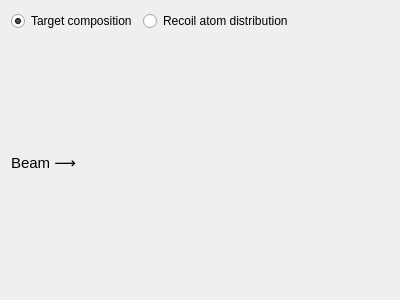
Old version of the form ui_files/ui_target_widget.ui in the repository JYU-IBA/potku.
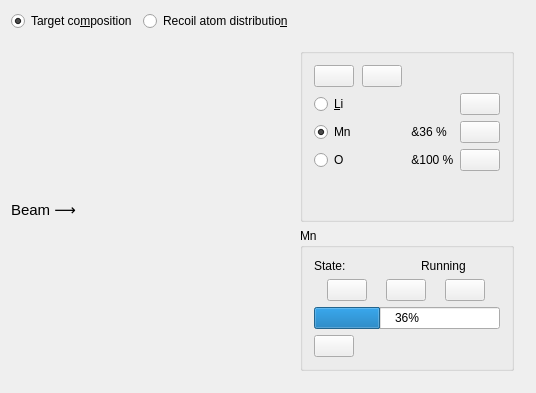
New version of the form. Icons and pictures are not drawn.

Commit message:
Created recoil view
Added a view for a user to add and remove elements, view simulations' state and
progress and start and stop simulation.

What changed in the file:
```diff
--- a/ui_files/ui_target_widget.ui
+++ b/ui_files/ui_target_widget.ui
@@ -6,8 +6,8 @@
    <rect>
     <x>0</x>
     <y>0</y>
-    <width>400</width>
-    <height>300</height>
+    <width>536</width>
+    <height>393</height>
    </rect>
   </property>
   <property name="windowTitle">
@@ -22,7 +22,7 @@
      <item>
       <widget class="QRadioButton" name="targetRadioButton">
        <property name="text">
-        <string>Target composition</string>
+        <string>Target co&amp;mposition</string>
        </property>
        <property name="checked">
         <bool>true</bool>
@@ -32,7 +32,7 @@
      <item>
       <widget class="QRadioButton" name="recoilRadioButton">
        <property name="text">
-        <string>Recoil atom distribution</string>
+        <string>Recoil atom distributio&amp;n</string>
        </property>
       </widget>
      </item>
@@ -78,6 +78,430 @@
        </property>
       </widget>
      </item>
+     <item>
+      <widget class="QWidget" name="recoil_list_widget" native="true">
+       <layout class="QVBoxLayout" name="recoil_layout">
+        <item>
+         <widget class="QGroupBox" name="groupBox">
+          <property name="title">
+           <string/>
+          </property>
+          <property name="alignment">
+           <set>Qt::AlignLeading|Qt::AlignLeft|Qt::AlignTop</set>
+          </property>
+          <layout class="QGridLayout" name="gridLayout">
+           <item row="1" column="1">
+            <widget class="QLabel" name="label_4">
+             <property name="sizePolicy">
+              <sizepolicy hsizetype="Preferred" vsizetype="Preferred">
+               <horstretch>0</horstretch>
+               <verstretch>0</verstretch>
+              </sizepolicy>
+             </property>
+             <property name="maximumSize">
+              <size>
+               <width>16</width>
+               <height>16</height>
+              </size>
+             </property>
+             <property name="toolTip">
+              <string>Error</string>
+             </property>
+             <property name="text">
+              <string/>
+             </property>
+             <property name="pixmap">
+              <pixmap>../ui_icons/reinhardt/messagebox_warning.svg</pixmap>
+             </property>
+             <property name="scaledContents">
+              <bool>true</bool>
+             </property>
+            </widget>
+           </item>
+           <item row="3" column="1">
+            <widget class="QLabel" name="label_3">
+             <property name="sizePolicy">
+              <sizepolicy hsizetype="Preferred" vsizetype="Preferred">
+               <horstretch>0</horstretch>
+               <verstretch>0</verstretch>
+              </sizepolicy>
+             </property>
+             <property name="maximumSize">
+              <size>
+               <width>16</width>
+               <height>16</height>
+              </size>
+             </property>
+             <property name="toolTip">
+              <string>Finished</string>
+             </property>
+             <property name="text">
+              <string/>
+             </property>
+             <property name="pixmap">
+              <pixmap>../ui_icons/reinhardt/ok.svg</pixmap>
+             </property>
+             <property name="scaledContents">
+              <bool>true</bool>
+             </property>
+            </widget>
+           </item>
+           <item row="4" column="0">
+            <spacer name="verticalSpacer">
+             <property name="orientation">
+              <enum>Qt::Vertical</enum>
+             </property>
+             <property name="sizeHint" stdset="0">
+              <size>
+               <width>20</width>
+               <height>40</height>
+              </size>
+             </property>
+            </spacer>
+           </item>
+           <item row="2" column="1">
+            <widget class="QLabel" name="label_2">
+             <property name="maximumSize">
+              <size>
+               <width>16</width>
+               <height>16</height>
+              </size>
+             </property>
+             <property name="toolTip">
+              <string>Running</string>
+             </property>
+             <property name="text">
+              <string/>
+             </property>
+             <property name="pixmap">
+              <pixmap>../ui_icons/reinhardt/1rightarrow.svg</pixmap>
+             </property>
+             <property name="scaledContents">
+              <bool>true</bool>
+             </property>
+            </widget>
+           </item>
+           <item row="1" column="2">
+            <widget class="QLabel" name="label_6">
+             <property name="text">
+              <string/>
+             </property>
+            </widget>
+           </item>
+           <item row="3" column="2">
+            <widget class="QLabel" name="label_7">
+             <property name="text">
+              <string> &amp;100 %</string>
+             </property>
+            </widget>
+           </item>
+           <item row="1" column="0">
+            <widget class="QRadioButton" name="radioButton_2">
+             <property name="text">
+              <string>&amp;Li</string>
+             </property>
+            </widget>
+           </item>
+           <item row="2" column="0">
+            <widget class="QRadioButton" name="radioButton">
+             <property name="text">
+              <string>Mn</string>
+             </property>
+             <property name="checked">
+              <bool>true</bool>
+             </property>
+            </widget>
+           </item>
+           <item row="3" column="0">
+            <widget class="QRadioButton" name="radioButton_3">
+             <property name="text">
+              <string>O</string>
+             </property>
+            </widget>
+           </item>
+           <item row="2" column="3">
+            <widget class="QPushButton" name="pushButton_2">
+             <property name="sizePolicy">
+              <sizepolicy hsizetype="Fixed" vsizetype="Fixed">
+               <horstretch>0</horstretch>
+               <verstretch>0</verstretch>
+              </sizepolicy>
+             </property>
+             <property name="toolTip">
+              <string>Settings</string>
+             </property>
+             <property name="text">
+              <string/>
+             </property>
+             <property name="icon">
+              <iconset>
+               <normaloff>../ui_icons/reinhardt/gear.svg</normaloff>../ui_icons/reinhardt/gear.svg</iconset>
+             </property>
+             <property name="autoDefault">
+              <bool>false</bool>
+             </property>
+             <property name="default">
+              <bool>false</bool>
+             </property>
+             <property name="flat">
+              <bool>false</bool>
+             </property>
+            </widget>
+           </item>
+           <item row="1" column="3">
+            <widget class="QPushButton" name="pushButton">
+             <property name="sizePolicy">
+              <sizepolicy hsizetype="Fixed" vsizetype="Fixed">
+               <horstretch>0</horstretch>
+               <verstretch>0</verstretch>
+              </sizepolicy>
+             </property>
+             <property name="toolTip">
+              <string>Settings</string>
+             </property>
+             <property name="text">
+              <string/>
+             </property>
+             <property name="icon">
+              <iconset>
+               <normaloff>../ui_icons/reinhardt/gear.svg</normaloff>../ui_icons/reinhardt/gear.svg</iconset>
+             </property>
+             <property name="autoDefault">
+              <bool>false</bool>
+             </property>
+             <property name="default">
+              <bool>false</bool>
+             </property>
+             <property name="flat">
+              <bool>false</bool>
+             </property>
+            </widget>
+           </item>
+           <item row="3" column="3">
+            <widget class="QPushButton" name="pushButton_3">
+             <property name="sizePolicy">
+              <sizepolicy hsizetype="Fixed" vsizetype="Fixed">
+               <horstretch>0</horstretch>
+               <verstretch>0</verstretch>
+              </sizepolicy>
+             </property>
+             <property name="toolTip">
+              <string>Settings</string>
+             </property>
+             <property name="text">
+              <string/>
+             </property>
+             <property name="icon">
+              <iconset>
+               <normaloff>../ui_icons/reinhardt/gear.svg</normaloff>../ui_icons/reinhardt/gear.svg</iconset>
+             </property>
+             <property name="autoDefault">
+              <bool>false</bool>
+             </property>
+             <property name="default">
+              <bool>false</bool>
+             </property>
+             <property name="flat">
+              <bool>false</bool>
+             </property>
+            </widget>
+           </item>
+           <item row="2" column="2">
+            <widget class="QLabel" name="label_5">
+             <property name="text">
+              <string> &amp;36 %</string>
+             </property>
+            </widget>
+           </item>
+           <item row="0" column="0">
+            <widget class="QPushButton" name="pushButton_8">
+             <property name="sizePolicy">
+              <sizepolicy hsizetype="Fixed" vsizetype="Fixed">
+               <horstretch>0</horstretch>
+               <verstretch>0</verstretch>
+              </sizepolicy>
+             </property>
+             <property name="toolTip">
+              <string>Add element</string>
+             </property>
+             <property name="text">
+              <string/>
+             </property>
+             <property name="icon">
+              <iconset>
+               <normaloff>../ui_icons/reinhardt/edit_add.svg</normaloff>../ui_icons/reinhardt/edit_add.svg</iconset>
+             </property>
+            </widget>
+           </item>
+           <item row="0" column="1">
+            <widget class="QPushButton" name="pushButton_9">
+             <property name="toolTip">
+              <string>Remove element</string>
+             </property>
+             <property name="text">
+              <string/>
+             </property>
+             <property name="icon">
+              <iconset>
+               <normaloff>../ui_icons/reinhardt/delete.svg</normaloff>../ui_icons/reinhardt/delete.svg</iconset>
+             </property>
+            </widget>
+           </item>
+          </layout>
+         </widget>
+        </item>
+        <item>
+         <widget class="QGroupBox" name="groupBox_2">
+          <property name="title">
+           <string>Mn</string>
+          </property>
+          <property name="alignment">
+           <set>Qt::AlignLeading|Qt::AlignLeft|Qt::AlignTop</set>
+          </property>
+          <layout class="QVBoxLayout" name="verticalLayout_3">
+           <item>
+            <layout class="QHBoxLayout" name="horizontalLayout_3">
+             <item>
+              <widget class="QLabel" name="label_8">
+               <property name="text">
+                <string>State:</string>
+               </property>
+              </widget>
+             </item>
+             <item>
+              <widget class="QLabel" name="label_10">
+               <property name="maximumSize">
+                <size>
+                 <width>16</width>
+                 <height>16</height>
+                </size>
+               </property>
+               <property name="toolTip">
+                <string/>
+               </property>
+               <property name="text">
+                <string/>
+               </property>
+               <property name="pixmap">
+                <pixmap>../ui_icons/reinhardt/1rightarrow.svg</pixmap>
+               </property>
+               <property name="scaledContents">
+                <bool>true</bool>
+               </property>
+              </widget>
+             </item>
+             <item>
+              <widget class="QLabel" name="label_9">
+               <property name="text">
+                <string>Running</string>
+               </property>
+              </widget>
+             </item>
+            </layout>
+           </item>
+           <item>
+            <layout class="QHBoxLayout" name="horizontalLayout_4">
+             <item>
+              <widget class="QPushButton" name="pushButton_4">
+               <property name="sizePolicy">
+                <sizepolicy hsizetype="Fixed" vsizetype="Fixed">
+                 <horstretch>0</horstretch>
+                 <verstretch>0</verstretch>
+                </sizepolicy>
+               </property>
+               <property name="toolTip">
+                <string>Start simulation</string>
+               </property>
+               <property name="text">
+                <string/>
+               </property>
+               <property name="icon">
+                <iconset>
+                 <normaloff>../ui_icons/reinhardt/player_play.svg</normaloff>../ui_icons/reinhardt/player_play.svg</iconset>
+               </property>
+              </widget>
+             </item>
+             <item>
+              <widget class="QPushButton" name="pushButton_5">
+               <property name="sizePolicy">
+                <sizepolicy hsizetype="Fixed" vsizetype="Fixed">
+                 <horstretch>0</horstretch>
+                 <verstretch>0</verstretch>
+                </sizepolicy>
+               </property>
+               <property name="toolTip">
+                <string>Pause simulation</string>
+               </property>
+               <property name="text">
+                <string/>
+               </property>
+               <property name="icon">
+                <iconset>
+                 <normaloff>../ui_icons/reinhardt/player_pause.svg</normaloff>../ui_icons/reinhardt/player_pause.svg</iconset>
+               </property>
+              </widget>
+             </item>
+             <item>
+              <widget class="QPushButton" name="pushButton_6">
+               <property name="sizePolicy">
+                <sizepolicy hsizetype="Fixed" vsizetype="Fixed">
+                 <horstretch>0</horstretch>
+                 <verstretch>0</verstretch>
+                </sizepolicy>
+               </property>
+               <property name="toolTip">
+                <string>Stop simulation</string>
+               </property>
+               <property name="text">
+                <string/>
+               </property>
+               <property name="icon">
+                <iconset>
+                 <normaloff>../ui_icons/reinhardt/player_stop.svg</normaloff>../ui_icons/reinhardt/player_stop.svg</iconset>
+               </property>
+              </widget>
+             </item>
+            </layout>
+           </item>
+           <item>
+            <widget class="QProgressBar" name="progressBar">
+             <property name="value">
+              <number>36</number>
+             </property>
+             <property name="textVisible">
+              <bool>true</bool>
+             </property>
+             <property name="invertedAppearance">
+              <bool>false</bool>
+             </property>
+            </widget>
+           </item>
+           <item>
+            <widget class="QPushButton" name="pushButton_7">
+             <property name="sizePolicy">
+              <sizepolicy hsizetype="Fixed" vsizetype="Fixed">
+               <horstretch>0</horstretch>
+               <verstretch>0</verstretch>
+              </sizepolicy>
+             </property>
+             <property name="toolTip">
+              <string>Plot energy spectrum</string>
+             </property>
+             <property name="text">
+              <string/>
+             </property>
+             <property name="icon">
+              <iconset>
+               <normaloff>../ui_icons/reinhardt/monitoring_section.svg</normaloff>../ui_icons/reinhardt/monitoring_section.svg</iconset>
+             </property>
+            </widget>
+           </item>
+          </layout>
+         </widget>
+        </item>
+       </layout>
+      </widget>
+     </item>
     </layout>
    </item>
   </layout>
```
The commit also changes 12 other files.
